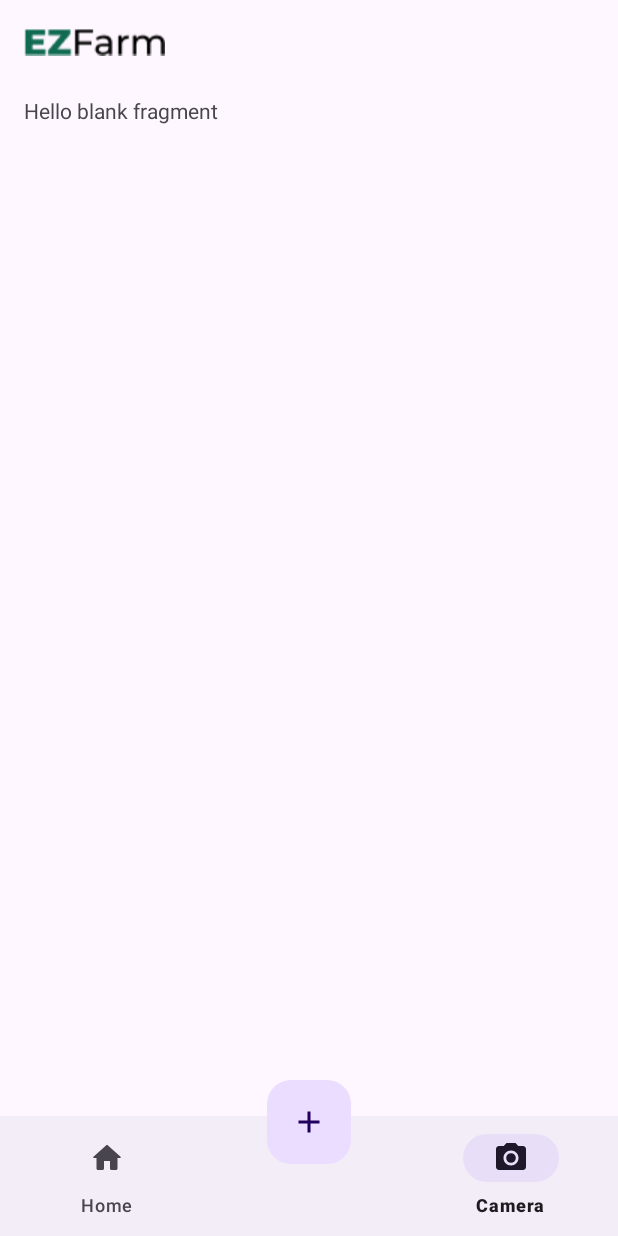
After one commit to fakhri-rasyad/capstone_project_ezfarm, an Android app: the CameraFragment screen opened through its navigation route, on a phone screen of 412 x 824 dp. The commit adds this screen. Run offline under Robolectric (Android 15) with nearby library versions, the phone set to English and light mode, and no system bars; our stand-ins replace navigation-ui; 3 statements that could not run were skipped.

Commit message:
feat: added camera permission launcher

```diff
--- /dev/null
+++ b/app/src/main/java/com/c241ps093/ezfarm/ui/camera/CameraFragment.kt
@@ -0,0 +1,54 @@
+package com.c241ps093.ezfarm.ui.camera
+
+import android.content.pm.PackageManager
+import android.os.Bundle
+import androidx.fragment.app.Fragment
+import android.view.LayoutInflater
+import android.view.View
+import android.view.ViewGroup
+import android.widget.Toast
+import androidx.activity.result.contract.ActivityResultContracts
+import androidx.core.content.ContextCompat
+import com.c241ps093.ezfarm.Manifest
+import com.c241ps093.ezfarm.R
+
+
+class CameraFragment : Fragment() {
+
+    override fun onCreate(savedInstanceState: Bundle?) {
+        super.onCreate(savedInstanceState)
+
+    }
+
+    private fun allPermissionGranted() =
+         ContextCompat.checkSelfPermission(requireActivity(), CAMERA_PERMISSION) == PackageManager.PERMISSION_GRANTED
+
+    private val requestPermissionLauncher =
+        registerForActivityResult(
+            ActivityResultContracts.RequestPermission()
+        ) { isGranted: Boolean ->
+            if (isGranted) {
+                Toast.makeText(activity, "Permission request granted", Toast.LENGTH_LONG).show()
+            } else {
+                Toast.makeText(activity, "Permission request denied", Toast.LENGTH_LONG).show()
+            }
+        }
+    override fun onCreateView(
+        inflater: LayoutInflater, container: ViewGroup?,
+        savedInstanceState: Bundle?
+    ): View? {
+        // Inflate the layout for this fragment
+        return inflater.inflate(R.layout.fragment_camera, container, false)
+    }
+
+    override fun onViewCreated(view: View, savedInstanceState: Bundle?) {
+        super.onViewCreated(view, savedInstanceState)
+        if(!allPermissionGranted()){
+            requestPermissionLauncher.launch(CAMERA_PERMISSION)
+        }
+    }
+
+    companion object {
+        private val CAMERA_PERMISSION = android.Manifest.permission.CAMERA
+    }
+}
--- a/app/src/main/java/com/c241ps093/ezfarm/ui/home/HomeFragment.kt
+++ b/app/src/main/java/com/c241ps093/ezfarm/ui/home/HomeFragment.kt
@@ -65,7 +65,6 @@ class HomeFragment : Fragment() {
     private fun setUpRecyclerView(
         plantList : List<DummyData>
     ){
-        Log.d("Home Fragment", plantList.size.toString())
         binding.apply {
             val adapter = HomeRecyclerViewAdapter(plantList)
             this.homeRv.adapter = adapter
--- /dev/null
+++ b/app/src/main/res/layout/fragment_camera.xml
@@ -0,0 +1,14 @@
+<?xml version="1.0" encoding="utf-8"?>
+<FrameLayout xmlns:android="http://schemas.android.com/apk/res/android"
+    xmlns:tools="http://schemas.android.com/tools"
+    android:layout_width="match_parent"
+    android:layout_height="match_parent"
+    tools:context=".ui.camera.CameraFragment">
+
+    <!-- TODO: Update blank fragment layout -->
+    <TextView
+        android:layout_width="match_parent"
+        android:layout_height="match_parent"
+        android:text="@string/hello_blank_fragment" />
+
+</FrameLayout>
--- a/app/src/main/res/navigation/main_nav.xml
+++ b/app/src/main/res/navigation/main_nav.xml
@@ -12,4 +12,10 @@
         android:name="com.c241ps093.ezfarm.ui.home.HomeFragment"
         android:label="fragment_home"
         tools:layout="@layout/fragment_home" />
+    <fragment
+        android:id="@+id/nav_camera"
+        android:name="com.c241ps093.ezfarm.ui.camera.CameraFragment"
+        android:label="fragment_camera"
+        tools:layout="@layout/fragment_camera" />
+
 </navigation>
```
